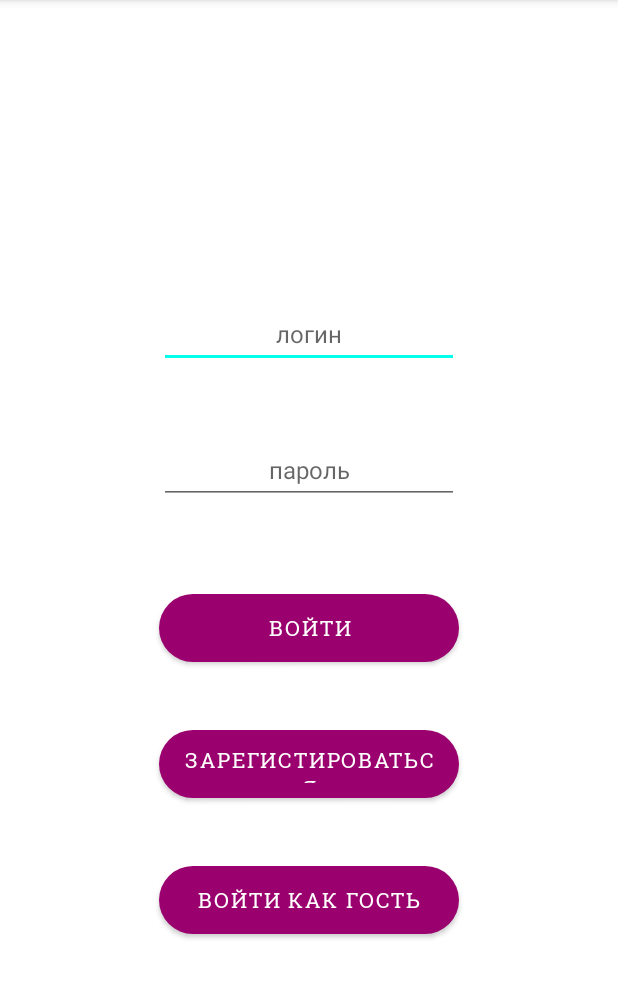
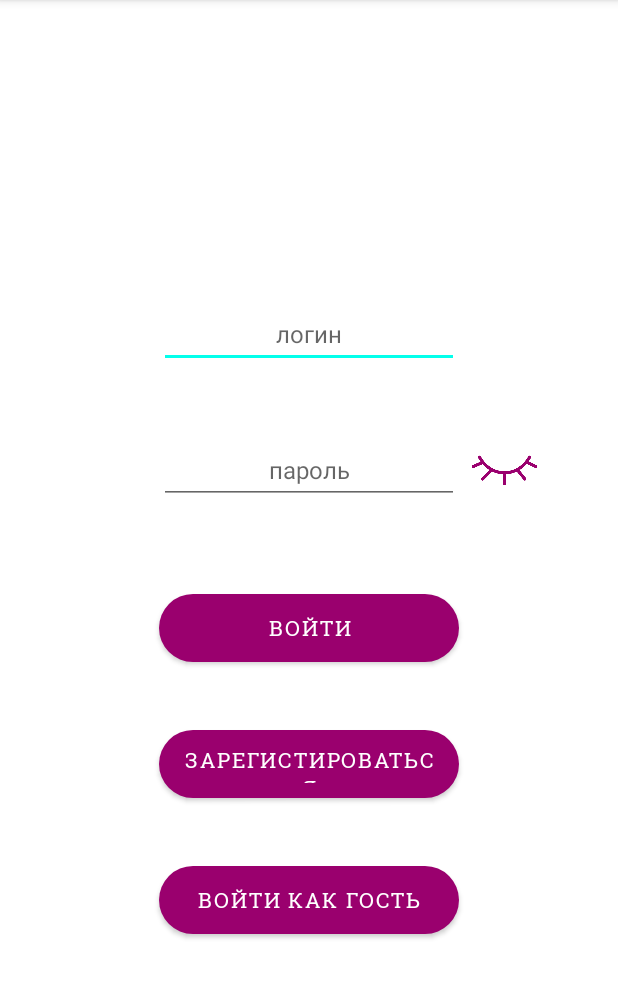
Before and after one commit to HowToCodeWithPaws/Coursework3-VoiceVersa, an Android app: the screen it shows after launch (AuthActivity), after a tap on "ВОЙТИ", on a phone screen of 412 x 824 dp, the part 84-1082 px from its top. Run offline under Robolectric (Android 15) with nearby library versions, the phone set to English and light mode, and no system bars; 1 statement that could not run was skipped; 1 other tap on this screen came first.

Commit message:
password hidden

```diff
--- a/code/app/src/main/java/com/example/voiceversa/AuthActivity.kt
+++ b/code/app/src/main/java/com/example/voiceversa/AuthActivity.kt
@@ -3,9 +3,12 @@ package com.example.voiceversa
 import android.content.Intent
 import android.os.Build
 import android.os.Bundle
+import android.text.method.HideReturnsTransformationMethod
+import android.text.method.PasswordTransformationMethod
 import android.util.Log
 import android.widget.Button
 import android.widget.EditText
+import android.widget.ImageView
 import android.widget.Toast
 import androidx.annotation.RequiresApi
 import androidx.appcompat.app.AppCompatActivity
@@ -29,6 +32,7 @@ class AuthActivity : AppCompatActivity() {
 
     lateinit var login_text: EditText
     lateinit var password_text :EditText
+    var showing_password = false
 
     @RequiresApi(Build.VERSION_CODES.O)
     override fun onCreate(savedInstanceState: Bundle?) {
@@ -44,9 +48,12 @@ class AuthActivity : AppCompatActivity() {
          login_text = findViewById<EditText>(R.id.login)
          password_text = findViewById<EditText>(R.id.password)
 
+        password_text.setTransformationMethod(PasswordTransformationMethod.getInstance());
+
         val sign_in_button = findViewById<Button>(R.id.sign_in)
         val sign_up_button = findViewById<Button>(R.id.sign_up)
         val guest_button = findViewById<Button>(R.id.guest)
+        val eye_button = findViewById<Button>(R.id.password_eye)
 
         if (!controller.online){
             sign_in_button.isEnabled = false
@@ -72,6 +79,18 @@ class AuthActivity : AppCompatActivity() {
             user = User("", "")
             val intent = Intent(this, ProcessActivity::class.java)
             startActivity(intent)
+        }
+
+        eye_button.setOnClickListener{
+            if(!showing_password){
+                password_text.transformationMethod = HideReturnsTransformationMethod.getInstance()
+                eye_button.setBackgroundResource(R.drawable.eye_closed)
+                showing_password = true
+            }else{
+                password_text.transformationMethod = PasswordTransformationMethod.getInstance()
+               eye_button.setBackgroundResource(R.drawable.eye_open)
+                showing_password = false
+            }
         }
     }
 
--- a/code/app/src/main/res/layout/activity_auth.xml
+++ b/code/app/src/main/res/layout/activity_auth.xml
@@ -36,11 +36,22 @@
         android:focusable="true"
         android:focusableInTouchMode="true"
         android:hint="@string/password"
-        android:inputType="text"
+        android:inputType="textPassword"
         android:text=""
         android:textSize="16sp"
         app:layout_constraintStart_toStartOf="@id/login"
         app:layout_constraintTop_toBottomOf="@id/login" />
+
+
+    <Button
+        android:id="@+id/password_eye"
+        android:layout_width="50dp"
+        android:layout_height="50dp"
+        android:layout_marginTop="60dp"
+        android:layout_marginStart="5dp"
+        android:background="@drawable/eye_open"
+        app:layout_constraintStart_toEndOf="@id/password"
+        app:layout_constraintBottom_toBottomOf="@id/password" />
 
     <Button
         android:id="@+id/sign_in"
```
